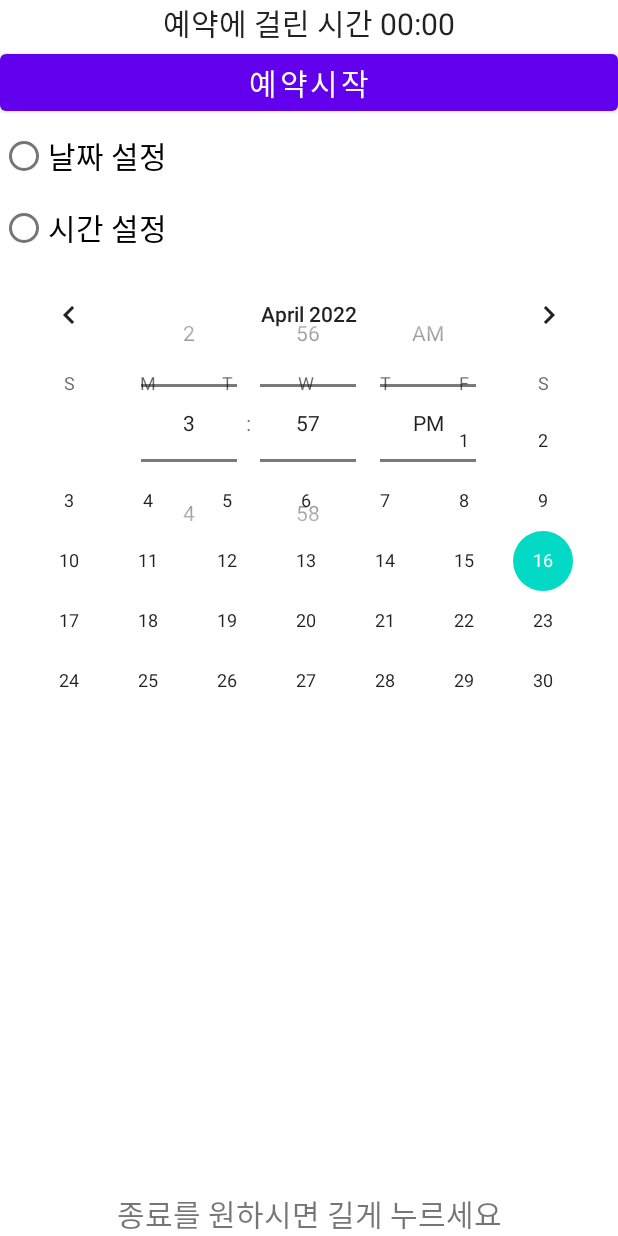
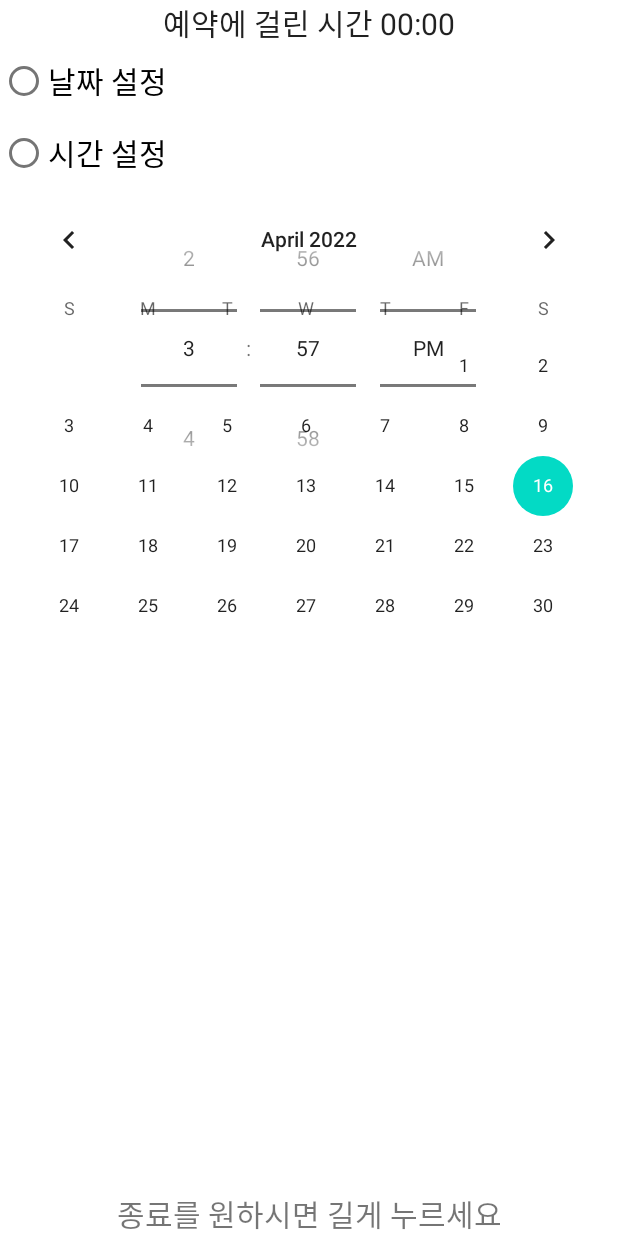
Before and after one commit to rick9707/android-kotiln, an Android app: the layout activity_main.xml on its own in the app's theme, with its tools: preview values and no code run, on a phone screen of 412 x 824 dp. Run offline under Robolectric (Android 15) with nearby library versions, the phone set to English and light mode, and no system bars.

Commit message:
[CAHNGE] 버튼 수정

```diff
--- a/StopWatch/app/src/main/res/layout/activity_main.xml
+++ b/StopWatch/app/src/main/res/layout/activity_main.xml
@@ -16,12 +16,6 @@
             android:textAlignment="center"
             android:textSize="20sp"
             android:format="예약에 걸린 시간 %s"/>
-        <Button
-            android:id="@+id/btnStart"
-            android:textSize="20sp"
-            android:layout_width="match_parent"
-            android:layout_height="wrap_content"
-            android:text="예약시작"/>
     </LinearLayout>
     <RadioGroup
         android:layout_width="match_parent"
```
